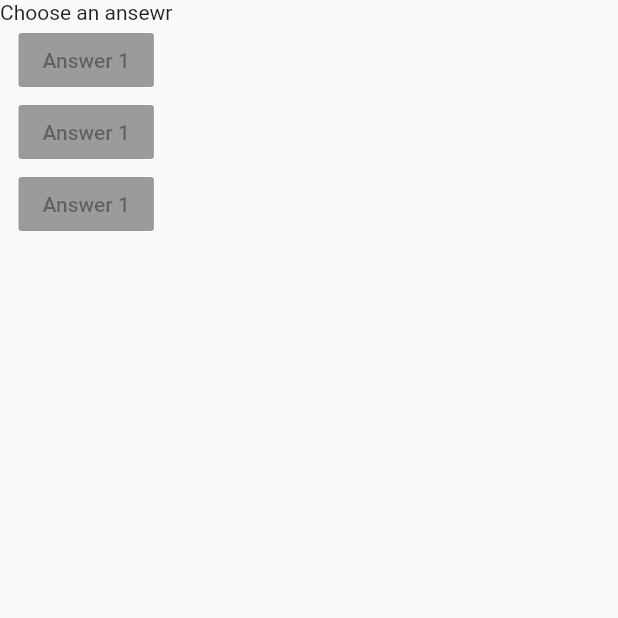
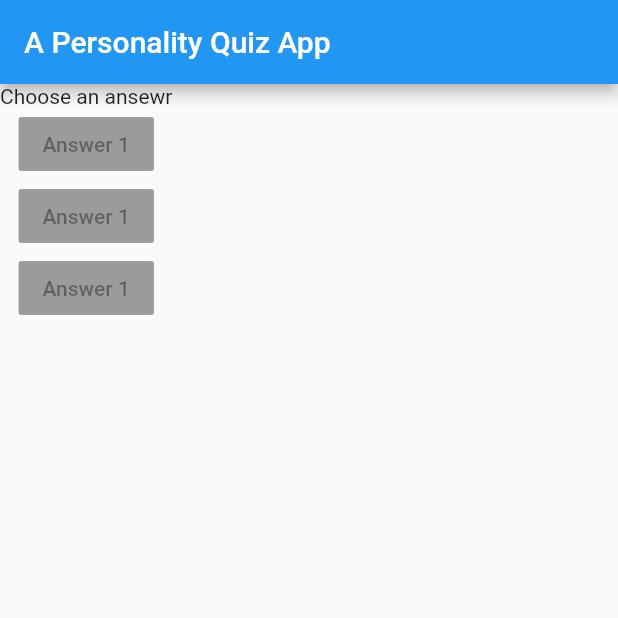
Before and after one commit to verbal-noun/flutter-quiz-app, a Flutter app: the screen it shows after launch, on a phone screen of 412 x 824 dp, the top half of it. Run offline on Flutter 3.47's test engine with Material 2 defaults, Android fonts, the phone set to English and light mode, and no system bars.

Commit message:
Adding App Bar

```diff
--- a/lib/main.dart
+++ b/lib/main.dart
@@ -9,6 +9,9 @@ class MyApp extends StatelessWidget {
     return MaterialApp(
       debugShowCheckedModeBanner: false,
       home: Scaffold(
+        appBar: AppBar(
+          title: Text("A Personality Quiz App"),
+        ),
         body: Column(
           children: [
             Text("Choose an ansewr"),
```
